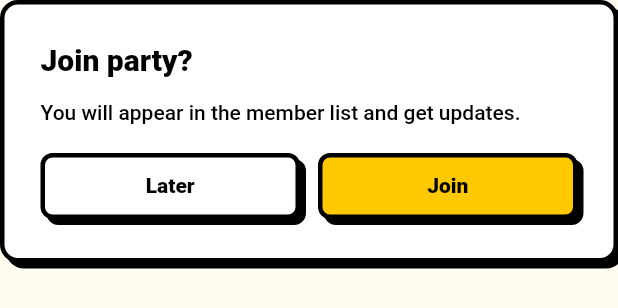
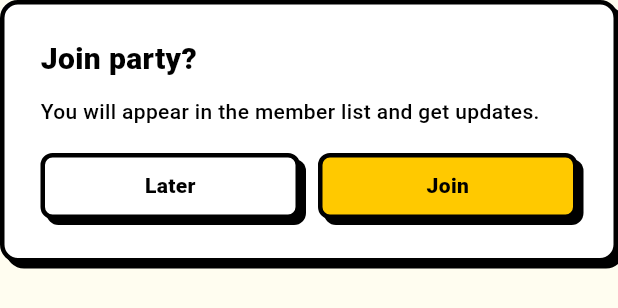
Before and after one commit to Z-Oleksandr/neo_brutalism_ui, a Flutter app: the NeoDialog widget shown alone on an empty page, opened directly, on a phone screen of 412 x 824 dp. Shown: the top 308 px of the screen. Run offline on Flutter 3.47's test engine with Material 3 defaults, Android fonts, the phone set to English and light mode, and no system bars.

Commit message:
Fix inherited fonts in tiles and overlays, time selector and progress bar layout

```diff
--- a/lib/src/components/display/neo_expansion_panel.dart
+++ b/lib/src/components/display/neo_expansion_panel.dart
@@ -121,12 +121,12 @@ class _NeoExpansionPanelState extends State<NeoExpansionPanel>
                 crossAxisAlignment: CrossAxisAlignment.start,
                 mainAxisSize: MainAxisSize.min,
                 children: [
-                  DefaultTextStyle(
+                  DefaultTextStyle.merge(
                     style: theme.typography.titleSmall.copyWith(color: fg),
                     child: widget.title,
                   ),
                   if (widget.subtitle != null)
-                    DefaultTextStyle(
+                    DefaultTextStyle.merge(
                       style: theme.typography.caption.copyWith(
                         color: fg == theme.colors.ink
                             ? theme.colors.inkMuted
--- a/lib/src/components/display/neo_list_tile.dart
+++ b/lib/src/components/display/neo_list_tile.dart
@@ -74,7 +74,7 @@ class NeoListTile extends StatelessWidget {
               mainAxisSize: MainAxisSize.min,
               crossAxisAlignment: CrossAxisAlignment.start,
               children: [
-                DefaultTextStyle(
+                DefaultTextStyle.merge(
                   style:
                       (dense
                               ? theme.typography.bodyStrong
@@ -86,7 +86,7 @@ class NeoListTile extends StatelessWidget {
                 ),
                 if (subtitle != null) ...[
                   SizedBox(height: theme.spacing.xs / 2),
-                  DefaultTextStyle(
+                  DefaultTextStyle.merge(
                     style: theme.typography.caption.copyWith(color: mutedFg),
                     maxLines: 2,
                     overflow: TextOverflow.ellipsis,
--- a/lib/src/components/feedback/neo_progress_bar.dart
+++ b/lib/src/components/feedback/neo_progress_bar.dart
@@ -79,6 +79,7 @@ class _NeoProgressBarState extends State<NeoProgressBar>
       label: widget.semanticLabel,
       value: value == null ? null : '${(value * 100).round()}%',
       child: Container(
+        width: double.infinity,
         height: widget.height,
         decoration: theme.decoration(
           color: widget.trackColor ?? theme.colors.surface,
--- a/lib/src/components/overlays/neo_bottom_sheet.dart
+++ b/lib/src/components/overlays/neo_bottom_sheet.dart
@@ -43,7 +43,9 @@ class NeoBottomSheet extends StatelessWidget {
       child: SafeArea(
         top: false,
         child: DefaultTextStyle(
-          style: theme.typography.body.copyWith(color: ink),
+          style: NeoTheme.baseTextStyleOf(
+            context,
+          ).merge(theme.typography.body.copyWith(color: ink)),
           child: IconTheme.merge(
             data: IconThemeData(color: ink),
             child: Padding(
--- a/lib/src/components/overlays/neo_dialog.dart
+++ b/lib/src/components/overlays/neo_dialog.dart
@@ -42,7 +42,9 @@ class NeoDialog extends StatelessWidget {
         child: Material(
           type: MaterialType.transparency,
           child: DefaultTextStyle(
-            style: theme.typography.body.copyWith(color: ink),
+            style: NeoTheme.baseTextStyleOf(
+              context,
+            ).merge(theme.typography.body.copyWith(color: ink)),
             child: NeoSurface(
               color: color,
               radius: theme.radii.lg,
--- a/lib/src/components/overlays/neo_toast.dart
+++ b/lib/src/components/overlays/neo_toast.dart
@@ -53,7 +53,9 @@ class NeoToast extends StatelessWidget {
       container: true,
       liveRegion: true,
       child: DefaultTextStyle(
-        style: theme.typography.bodyStrong.copyWith(color: ink),
+        style: NeoTheme.baseTextStyleOf(
+          context,
+        ).merge(theme.typography.bodyStrong.copyWith(color: ink)),
         child: NeoSurface(
           color: fill,
           padding: EdgeInsetsDirectional.fromSTEB(
--- a/lib/src/theme/neo_theme.dart
+++ b/lib/src/theme/neo_theme.dart
@@ -22,6 +22,13 @@ class NeoTheme extends InheritedTheme {
             : NeoThemeData.fallbackLight);
   }
 
+  /// The app's base text style (font family, locale features) without
+  /// decoration, for text roots outside a Material such as overlays.
+  static TextStyle baseTextStyleOf(BuildContext context) =>
+      (Theme.of(context).textTheme.bodyMedium ?? const TextStyle()).copyWith(
+        decoration: TextDecoration.none,
+      );
+
   @override
   Widget wrap(BuildContext context, Widget child) =>
       NeoTheme(data: data, child: child);
```
Also changed, not shown: lib/src/components/media/neo_media_viewer.dart (+5 -3 lines), lib/src/components/pickers/neo_picker_dialog.dart (+5 -3 lines), lib/src/components/pickers/neo_time_selector.dart (+9 -6 lines).
